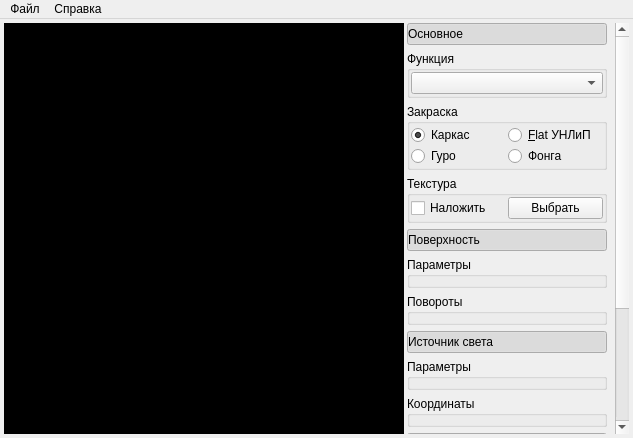
Old version of the form xml/mainwindow.ui in the repository zingibertram/igs-l4.
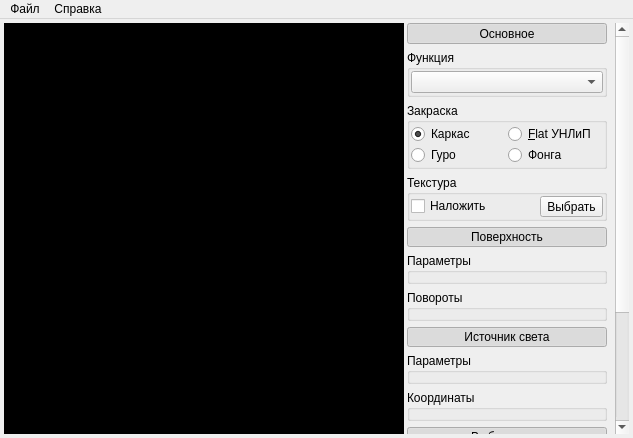
New version of the form. Icons and pictures are not drawn. Custom widgets are drawn as their Qt base class.

Commit message: Замена push на tool button, убран градиент

What changed in the file:
```diff
--- a/xml/mainwindow.ui
+++ b/xml/mainwindow.ui
@@ -10,6 +10,13 @@
     <height>438</height>
    </rect>
   </property>
+  <property name="font">
+   <font>
+    <family>Arial</family>
+    <weight>50</weight>
+    <bold>false</bold>
+   </font>
+  </property>
   <property name="windowTitle">
    <string>Лабораторная работа №4</string>
   </property>
@@ -496,8 +503,8 @@
         <rect>
          <x>0</x>
          <y>0</y>
-         <width>202</width>
-         <height>810</height>
+         <width>204</width>
+         <height>591</height>
         </rect>
        </property>
        <layout class="QVBoxLayout" name="verticalLayout_5">
@@ -550,12 +557,12 @@
             <number>0</number>
            </property>
            <item>
-            <widget class="QPushButton" name="pushButton_Expand_SurfaceMain">
-             <property name="minimumSize">
-              <size>
-               <width>0</width>
-               <height>0</height>
-              </size>
+            <widget class="QToolButton" name="pushButton_Expand_SurfaceMain">
+             <property name="sizePolicy">
+              <sizepolicy hsizetype="Expanding" vsizetype="Fixed">
+               <horstretch>0</horstretch>
+               <verstretch>0</verstretch>
+              </sizepolicy>
              </property>
              <property name="styleSheet">
               <string notr="true">text-align: left;</string>
@@ -573,6 +580,12 @@
              <property name="checked">
               <bool>true</bool>
              </property>
+             <property name="toolButtonStyle">
+              <enum>Qt::ToolButtonTextBesideIcon</enum>
+             </property>
+             <property name="autoRaise">
+              <bool>true</bool>
+             </property>
             </widget>
            </item>
            <item>
@@ -701,7 +714,7 @@
                   </widget>
                  </item>
                  <item>
-                  <widget class="QPushButton" name="pushButton_ChooseTexture">
+                  <widget class="QToolButton" name="pushButton_ChooseTexture">
                    <property name="text">
                     <string>Выбрать</string>
                    </property>
@@ -714,11 +727,17 @@
             </widget>
            </item>
            <item>
-            <widget class="QPushButton" name="pushButton_Expand_SurfaceLocation">
+            <widget class="QToolButton" name="pushButton_Expand_SurfaceLocation">
+             <property name="sizePolicy">
+              <sizepolicy hsizetype="Expanding" vsizetype="Fixed">
+               <horstretch>0</horstretch>
+               <verstretch>0</verstretch>
+              </sizepolicy>
+             </property>
              <property name="minimumSize">
               <size>
-               <width>0</width>
-               <height>0</height>
+               <width>82</width>
+               <height>20</height>
               </size>
              </property>
              <property name="styleSheet">
@@ -737,6 +756,12 @@
              <property name="checked">
               <bool>true</bool>
              </property>
+             <property name="toolButtonStyle">
+              <enum>Qt::ToolButtonTextBesideIcon</enum>
+             </property>
+             <property name="autoRaise">
+              <bool>true</bool>
+             </property>
             </widget>
            </item>
            <item>
@@ -833,11 +858,17 @@
             </widget>
            </item>
            <item>
-            <widget class="QPushButton" name="pushButton_Expand_LightSource">
+            <widget class="QToolButton" name="pushButton_Expand_LightSource">
+             <property name="sizePolicy">
+              <sizepolicy hsizetype="Expanding" vsizetype="Fixed">
+               <horstretch>0</horstretch>
+               <verstretch>0</verstretch>
+              </sizepolicy>
+             </property>
              <property name="minimumSize">
               <size>
-               <width>0</width>
-               <height>0</height>
+               <width>82</width>
+               <height>20</height>
               </size>
              </property>
              <property name="styleSheet">
@@ -856,6 +887,12 @@
              <property name="checked">
               <bool>true</bool>
              </property>
+             <property name="toolButtonStyle">
+              <enum>Qt::ToolButtonTextBesideIcon</enum>
+             </property>
+             <property name="autoRaise">
+              <bool>true</bool>
+             </property>
             </widget>
            </item>
            <item>
@@ -949,11 +986,17 @@
             </widget>
            </item>
            <item>
-            <widget class="QPushButton" name="pushButton_Expand_ColorSelection">
+            <widget class="QToolButton" name="pushButton_Expand_ColorSelection">
+             <property name="sizePolicy">
+              <sizepolicy hsizetype="Expanding" vsizetype="Fixed">
+               <horstretch>0</horstretch>
+               <verstretch>0</verstretch>
+              </sizepolicy>
+             </property>
              <property name="minimumSize">
               <size>
-               <width>0</width>
-               <height>0</height>
+               <width>82</width>
+               <height>20</height>
               </size>
              </property>
              <property name="styleSheet">
@@ -972,6 +1015,12 @@
              <property name="checked">
               <bool>true</bool>
              </property>
+             <property name="toolButtonStyle">
+              <enum>Qt::ToolButtonTextBesideIcon</enum>
+             </property>
+             <property name="autoRaise">
+              <bool>true</bool>
+             </property>
             </widget>
            </item>
            <item>
```
Left out of the diff: 157 changed lines with no effect on the pictures. The commit also changes 2 other files.
